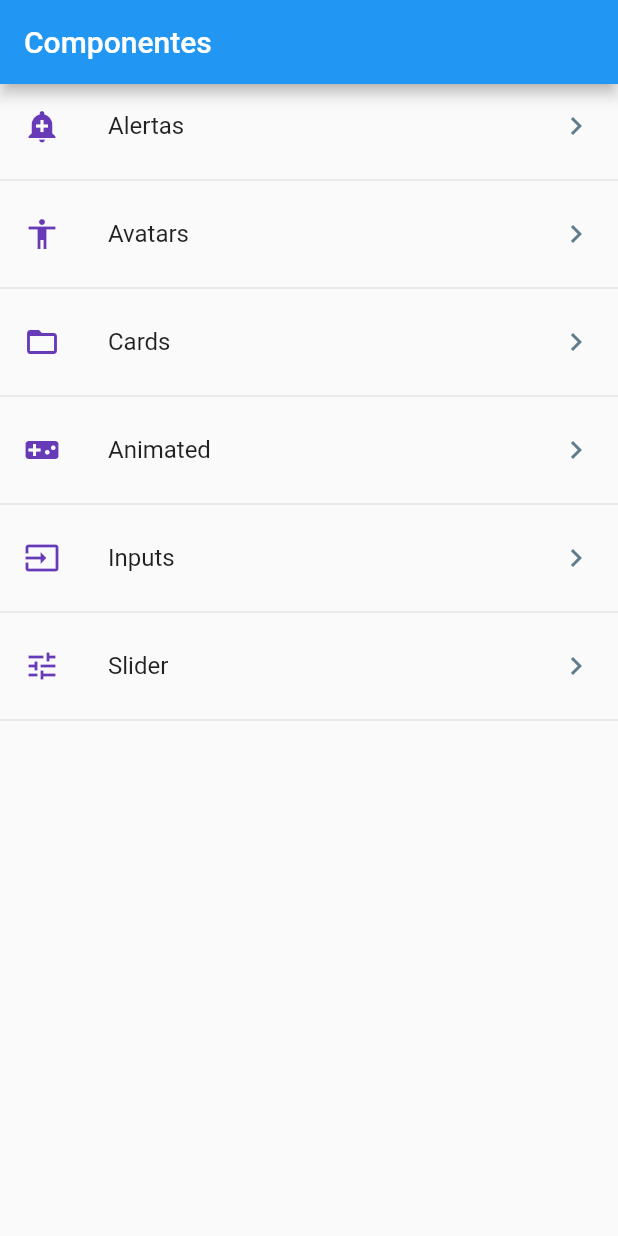
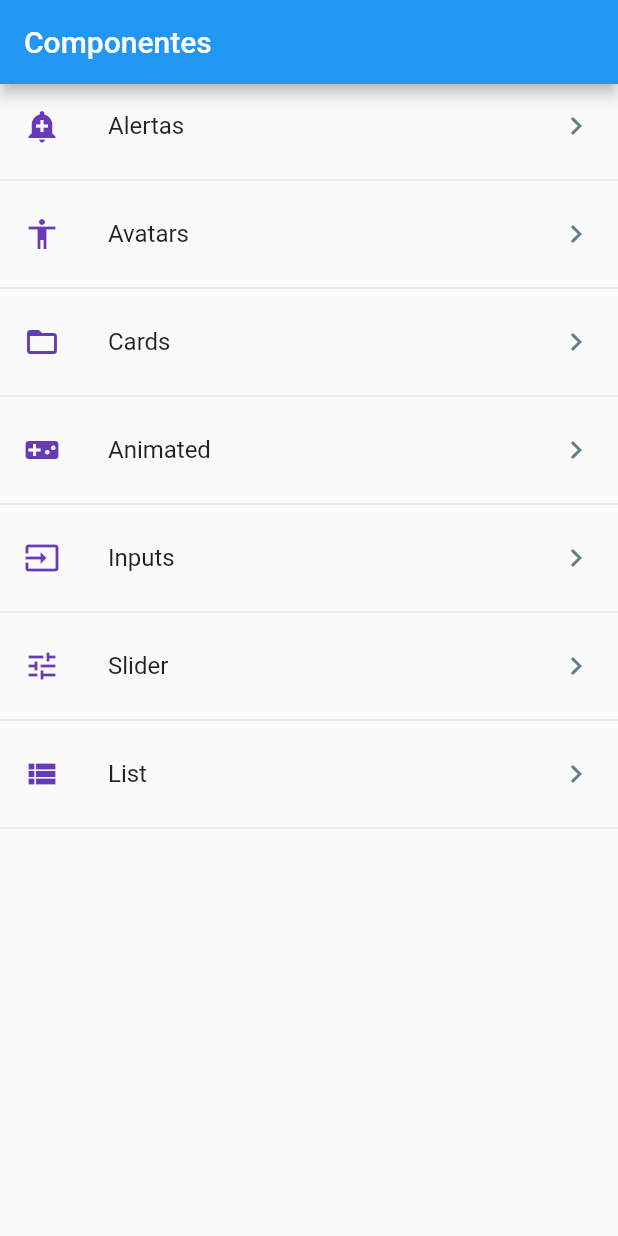
Before and after one commit to gmorklla/flutter1_2, a Flutter app: the screen it shows after launch, on a phone screen of 412 x 824 dp. Run offline on Flutter 3.47's test engine with Material 2 defaults, Android fonts, the phone set to English and light mode, and no system bars.

Commit message:
Added: list builder infinite scroll w/loading

```diff
--- a/data/menu.json
+++ b/data/menu.json
@@ -29,6 +29,11 @@
       "ruta": "slider",
       "icon": "tune",
       "texto": "Slider"
+    },
+    {
+      "ruta": "list",
+      "icon": "view_list",
+      "texto": "List"
     }
   ]
 }
--- a/lib/main.dart
+++ b/lib/main.dart
@@ -39,6 +39,11 @@ class MyApp extends StatelessWidget {
       onGenerateRoute: (RouteSettings settings) {
         return MaterialPageRoute(builder: (context) => AlertPage());
       },
+      theme: new ThemeData(
+        pageTransitionsTheme: PageTransitionsTheme(builders: {
+          TargetPlatform.android: CupertinoPageTransitionsBuilder(),
+        }),
+      ),
     );
   }
 }
--- a/lib/src/routes/routes.dart
+++ b/lib/src/routes/routes.dart
@@ -1,5 +1,6 @@
 import 'package:app1/src/pages/card_page.dart';
 import 'package:app1/src/pages/inputs_page.dart';
+import 'package:app1/src/pages/listview_page.dart';
 import 'package:app1/src/pages/slider_page.dart';
 import 'package:flutter/material.dart';
 
@@ -16,6 +17,7 @@ Map<String, WidgetBuilder> getApplicationRoutes() {
     'card': (BuildContext context) => new CardPage(),
     'animated': (BuildContext context) => new AnimatedContainerPage(),
     'inputs': (BuildContext context) => new InputsPage(),
-    'slider': (BuildContext context) => new SliderPage()
+    'slider': (BuildContext context) => new SliderPage(),
+    'list': (BuildContext context) => new ListaPage(),
   };
 }
--- a/lib/src/utils/icon_string_util.dart
+++ b/lib/src/utils/icon_string_util.dart
@@ -6,7 +6,8 @@ final _icons = <String, IconData>{
   'folder_open': Icons.folder_open,
   'videogame_asset': Icons.videogame_asset,
   'input': Icons.input,
-  'tune': Icons.tune
+  'tune': Icons.tune,
+  'view_list': Icons.view_list
 };
 
 final _colors = <String, Color>{
```
Also changed, not shown: lib/src/pages/listview_page.dart (added, +93 -0 lines).
